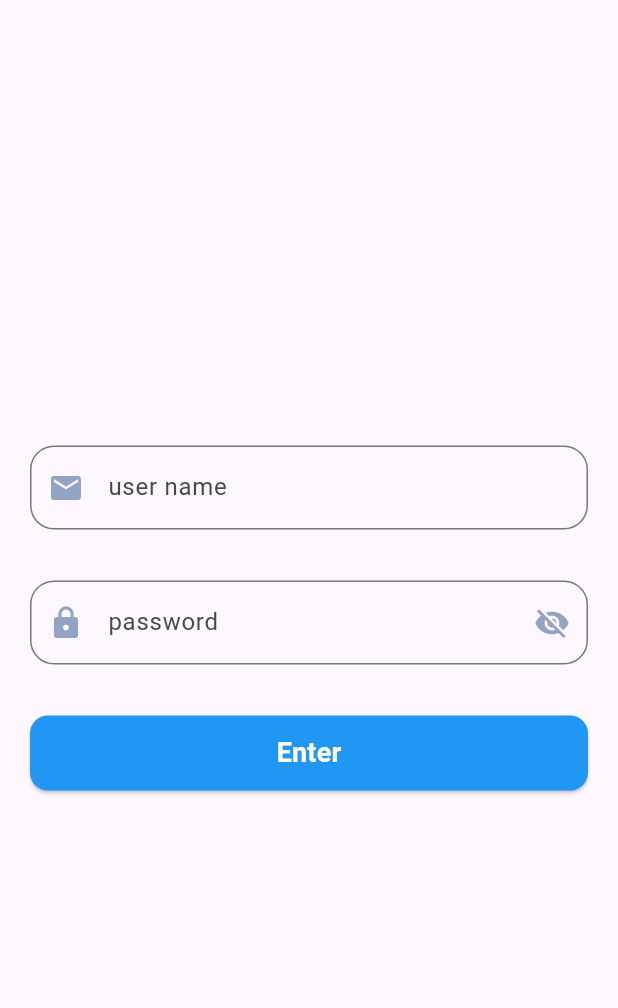
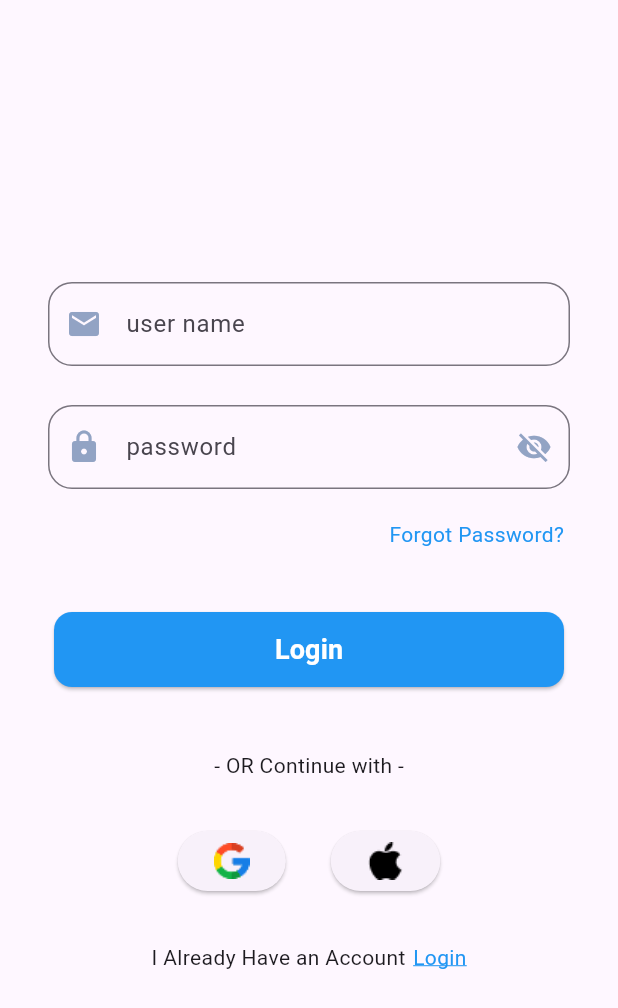
Before and after one commit to Samara1404/flutter_widgets, a Flutter app: the LoginPage screen opened by its route, on a phone screen of 412 x 824 dp. Shown: the top 1008 px of the screen. Run offline on Flutter 3.47's test engine with Material 3 defaults, Android fonts, the phone set to English and light mode, and no system bars; our stand-ins replace go_router.

Commit message:
added new widgets

```diff
--- a/lib/core/router/app_router.dart
+++ b/lib/core/router/app_router.dart
@@ -1,3 +1,4 @@
+import 'package:flutter_widgets/features/auth/presentation/pages/forgot_password.dart';
 import 'package:flutter_widgets/features/auth/presentation/pages/login_page.dart';
 import 'package:flutter_widgets/features/auth/presentation/pages/register_page.dart';
 import 'package:flutter_widgets/features/auth/presentation/pages/splash_screen.dart';
@@ -9,5 +10,6 @@ final GoRouter appRouter = GoRouter(
     GoRoute(path: '/', builder: (context, state) => SplashScreen()),
     GoRoute(path: '/login', builder: (context, state) => LoginPage()),
     GoRoute(path: '/register', builder: (context, state) => RegisterPage()),
+    GoRoute(path: '/forgot', builder: (context, state) => ForgotPassword()),
   ],
 );
--- a/lib/features/auth/presentation/pages/login_page.dart
+++ b/lib/features/auth/presentation/pages/login_page.dart
@@ -1,7 +1,9 @@
-
 import 'package:flutter/material.dart';
+import 'package:flutter_widgets/features/auth/presentation/widgets/accunt_text.dart';
 import 'package:flutter_widgets/features/auth/presentation/widgets/custom_button.dart';
 import 'package:flutter_widgets/features/auth/presentation/widgets/custom_textfield.dart';
+import 'package:flutter_widgets/features/auth/presentation/widgets/google_button.dart';
+import 'package:go_router/go_router.dart';
 
 class LoginPage extends StatefulWidget {
   const LoginPage({super.key});
@@ -14,7 +16,9 @@ class _LoginPageState extends State<LoginPage> {
   @override
   Widget build(BuildContext context) {
     return Scaffold(
-      body: Center(
+      body: Padding(
+        padding: const EdgeInsets.all(16),
+        child: Center(
           child: Column(
             mainAxisAlignment: MainAxisAlignment.center,
             children: <Widget>[
@@ -32,15 +36,32 @@ class _LoginPageState extends State<LoginPage> {
                 controller: TextEditingController(),
                 isPassword: true,
               ),
-            SizedBox(height: 2),
-            CustomButton(onPressed: () {
-
-             }, text: 'Enter',
-
-
+              SizedBox(height: 8),
+              GestureDetector(
+                onTap: () => context.go('/forgot'),
+                child: Padding(
+                  padding: const EdgeInsets.only(right: 20),
+                  child: Row(
+                    mainAxisAlignment: MainAxisAlignment.end,
+                    children: [
+                      Text(
+                        'Forgot Password?',
+                        style: TextStyle(color: Colors.blue),
                       ),
-
                     ],
+                  ),
+                ),
+              ),
+              SizedBox(height: 30),
+              CustomButton(onPressed: () {}, text: 'Login'),
+              SizedBox(height: 30),
+              Center(child: Text('- OR Continue with -')),
+              SizedBox(height: 30),
+              google_button(),
+              SizedBox(height: 30),
+              accaunt_text(context),
+            ],
+          ),
         ),
       ),
     );
--- /dev/null
+++ b/lib/features/auth/presentation/widgets/accunt_text.dart
@@ -0,0 +1,24 @@
+
+  import 'package:flutter/material.dart';
+import 'package:go_router/go_router.dart';
+
+Row accaunt_text(BuildContext context) {
+    return Row(
+            mainAxisAlignment: MainAxisAlignment.center,
+            children: [
+              Text('I Already Have an Account'),
+              SizedBox(width: 5),
+              GestureDetector(
+                onTap: () => context.go('/login'),
+                child: Text(
+                  'Login',
+                  style: TextStyle(
+                    color: Colors.blue,
+                    decoration: TextDecoration.underline,
+                    decorationColor: Colors.blue,
+                  ),
+                ),
+              ),
+            ],
+          );
+  }
--- a/lib/features/auth/presentation/widgets/custom_button.dart
+++ b/lib/features/auth/presentation/widgets/custom_button.dart
@@ -18,7 +18,7 @@ class _CustomButtonState extends State<CustomButton> {
   @override
   Widget build(BuildContext context) {
     return Padding(
-      padding: EdgeInsets.symmetric(horizontal: 20, vertical: 16),
+      padding: EdgeInsets.symmetric(horizontal: 20, vertical: 12),
       child: ElevatedButton(
 
         style: ElevatedButton.styleFrom(
--- a/lib/features/auth/presentation/widgets/custom_textfield.dart
+++ b/lib/features/auth/presentation/widgets/custom_textfield.dart
@@ -38,7 +38,7 @@ class _CustomTextfieldState extends State<CustomTextfield> {
   @override
   Widget build(BuildContext context) {
     return Padding(
-      padding: EdgeInsets.symmetric(horizontal: 20, vertical: 16),
+      padding: EdgeInsets.symmetric(horizontal: 16, vertical: 12),
       child: TextField(
         controller: widget.controller,
         obscureText: _obscureText,
--- /dev/null
+++ b/lib/features/auth/presentation/widgets/google_button.dart
@@ -0,0 +1,25 @@
+import 'package:flutter/material.dart';
+
+class google_button extends StatelessWidget {
+  const google_button({
+    super.key,
+  });
+
+  @override
+  Widget build(BuildContext context) {
+    return Row(
+      mainAxisAlignment: MainAxisAlignment.center,
+      children: <Widget>[
+        ElevatedButton(
+          onPressed: () {},
+          child: Image.asset('assets/icons/icon1.png'),
+        ),
+        SizedBox(width: 30),
+        ElevatedButton(
+          onPressed: () {},
+          child: Image.asset('assets/icons/icon2.png'),
+        ),
+      ],
+    );
+  }
+}
```
Also changed, not shown: lib/features/auth/presentation/pages/forgot_password.dart (added, +64 -0 lines), lib/features/auth/presentation/pages/register_page.dart (+23 -1 lines), Frame 4.png (added), Group.png (added), assets/icons/icon1.png (added), assets/icons/icon2.png (added). Lines whose indentation alone changed are shown as unchanged.
